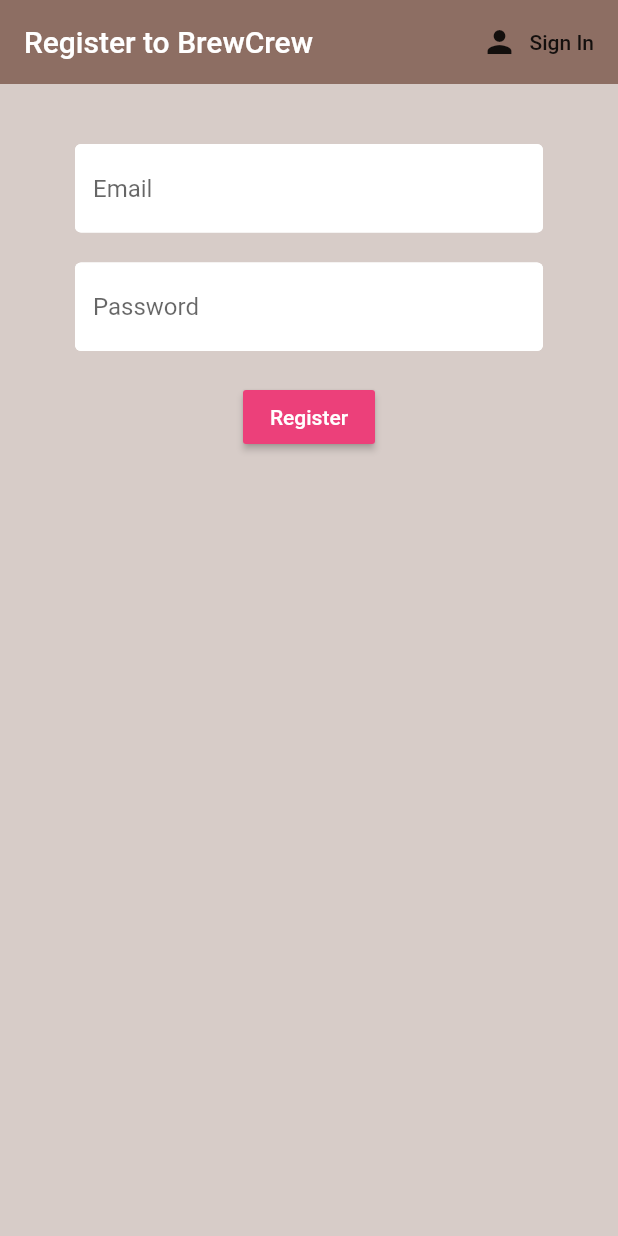
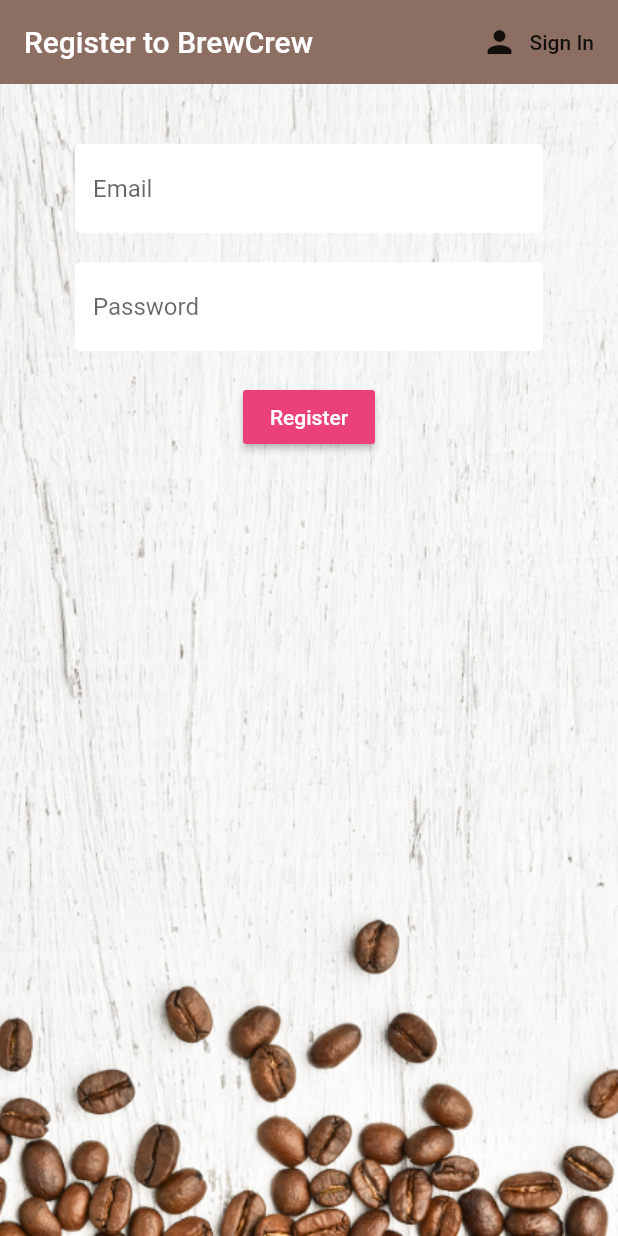
Before and after one commit to Blaze1318/FlutterFirebaseAuth, a Flutter app: the screen it shows after launch, after a tap on "Sign In", after a tap on "Register", on a phone screen of 412 x 824 dp. Run offline on Flutter 3.47's test engine with Material 2 defaults, Android fonts, the phone set to English and light mode, and no system bars; our stand-ins replace cloud_firestore, firebase_auth, firebase_core, flutter_spinkit; accounts and stored records are empty.

```diff
--- a/lib/models/users.dart
+++ b/lib/models/users.dart
@@ -11,7 +11,7 @@ class UserData
   final String uid;
   final String name;
   final String sugars;
-  final String strength;
+  final int strength;
 
   UserData({this.uid,this.name,this.sugars,this.strength});
 }
--- a/lib/screens/authenticate/register.dart
+++ b/lib/screens/authenticate/register.dart
@@ -43,6 +43,12 @@ class _RegisterState extends State<Register> {
         ],
       ),
       body: Container(
+        decoration: BoxDecoration(
+            image: DecorationImage(
+                image: AssetImage("assets/coffee_bg.png"),
+                fit: BoxFit.cover
+            )
+        ),
         padding: EdgeInsets.symmetric(vertical: 20.0,horizontal: 50),
         child: Form(
           key: _formKey,
--- a/lib/screens/authenticate/signin.dart
+++ b/lib/screens/authenticate/signin.dart
@@ -43,6 +43,12 @@ class _SignInState extends State<SignIn> {
         ],
       ),
       body: Container(
+        decoration: BoxDecoration(
+            image: DecorationImage(
+                image: AssetImage("assets/coffee_bg.png"),
+                fit: BoxFit.cover
+            )
+        ),
         padding: EdgeInsets.symmetric(vertical: 20.0,horizontal: 50),
         child: Form(
           key: _formKey,
@@ -63,7 +69,7 @@ class _SignInState extends State<SignIn> {
                 onChanged: (val){
                     setState(() => password = val);
                 },
-                decoration: inputTextField.copyWith(hintText: 'Passoword'),
+                decoration: inputTextField.copyWith(hintText: 'Password'),
               ),
               SizedBox(height:20.0),
               RaisedButton(
--- a/lib/screens/home/brew_tile.dart
+++ b/lib/screens/home/brew_tile.dart
@@ -16,6 +16,7 @@ class BrewTile extends StatelessWidget {
           leading: CircleAvatar(
             radius: 25.0,
             backgroundColor: Colors.brown[brews.strength],
+            backgroundImage: AssetImage("assets/coffee_icon.png"),
           ),
           title: Text(brews.name),
           subtitle: Text('Takes ${brews.sugars} sugars'),
```
Also changed, not shown: lib/screens/home/home.dart (+9 -1 lines), lib/screens/home/settings_form.dart (+30 -5 lines), assets/coffee_bg.png (added), assets/coffee_icon.png (added).
